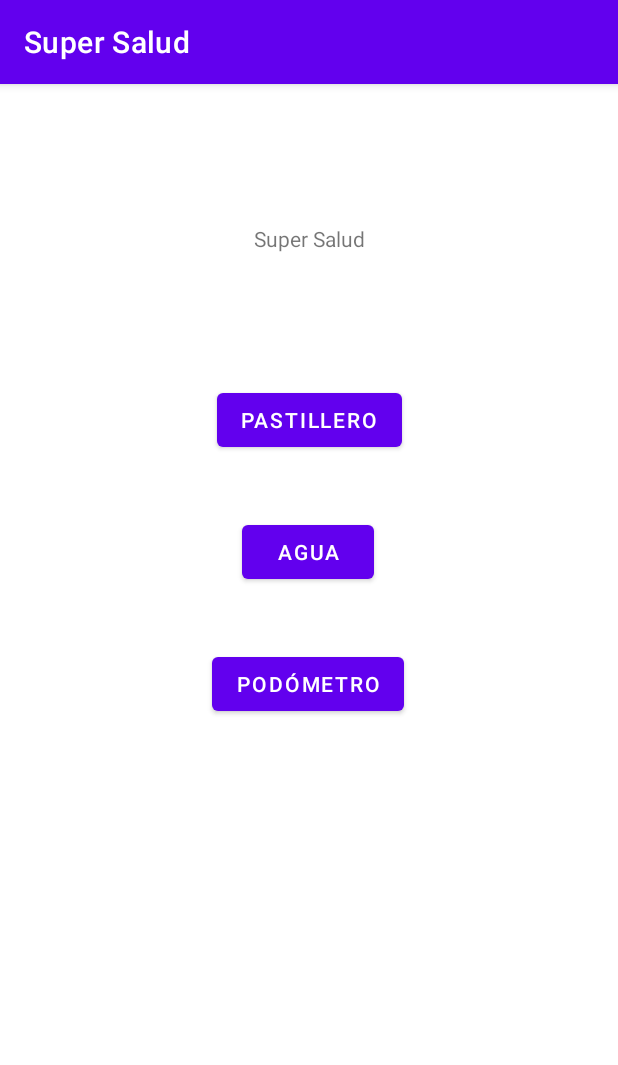
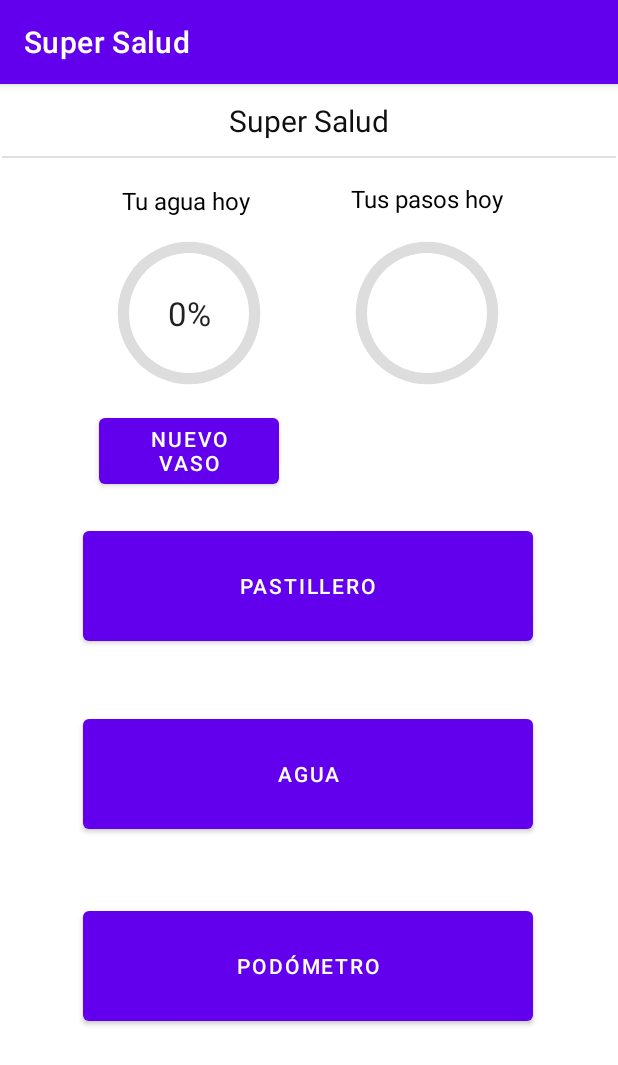
Before and after one commit to fatimm13/SuperSalud, an Android app: the screen it shows after launch (MainActivity), on a phone screen of 412 x 824 dp. Shown: the top 1065 px of the screen. Run offline under Robolectric (Android 15) with nearby library versions, the phone set to English and light mode, and no system bars.

Commit message:
Barras de progreso y nuevo SHA
La del agua fufa, la de los pasos not yet

```diff
--- a/app/src/main/java/com/app/supersalud/MainActivity.java
+++ b/app/src/main/java/com/app/supersalud/MainActivity.java
@@ -3,12 +3,34 @@ package com.app.supersalud;
 import androidx.appcompat.app.AppCompatActivity;
 
 import android.os.Bundle;
+import android.view.View;
+import android.widget.Button;
+import android.widget.ProgressBar;
+import android.widget.TextView;
+
+import org.w3c.dom.Text;
 
 public class MainActivity extends AppCompatActivity {
+    private int progr_water = 0;
 
     @Override
     protected void onCreate(Bundle savedInstanceState) {
         super.onCreate(savedInstanceState);
         setContentView(R.layout.activity_main);
+        updateProgressBar();
+
+    }
+
+    public void incrementProgr (View v){
+        if(progr_water<= 90) {
+            progr_water+=10;
+        }
+        updateProgressBar();
+    }
+    private void updateProgressBar(){
+        TextView txProg = (TextView) findViewById(R.id.text_progress_water);
+        ProgressBar progressBar = (ProgressBar) findViewById(R.id.progress_bar_water);
+        txProg.setText(progr_water+"%");
+        progressBar.setProgress(progr_water);
     }
 }
--- /dev/null
+++ b/app/src/main/res/drawable/circle_steps.xml
@@ -0,0 +1,23 @@
+<?xml version="1.0" encoding="utf-8"?>
+<layer-list xmlns:android="http://schemas.android.com/apk/res/android">
+    <item>
+        <shape
+            android:shape="ring"
+            android:thicknessRatio="16"
+            android:useLevel="false">
+            <solid android:color="#DDD"/>
+        </shape>
+    </item>
+    <item>
+        <rotate
+            android:fromDegrees="270"
+            android:toDegrees="270">
+            <shape
+                android:shape="ring"
+                android:thicknessRatio="16"
+                android:useLevel="true">
+                <solid android:color="#ffa500"/>
+            </shape>
+        </rotate>
+    </item>
+</layer-list>
--- /dev/null
+++ b/app/src/main/res/drawable/circle_water.xml
@@ -0,0 +1,23 @@
+<?xml version="1.0" encoding="utf-8"?>
+<layer-list xmlns:android="http://schemas.android.com/apk/res/android">
+    <item>
+        <shape
+            android:shape="ring"
+            android:thicknessRatio="16"
+            android:useLevel="false">
+            <solid android:color="#DDD"/>
+        </shape>
+    </item>
+    <item>
+        <rotate
+            android:fromDegrees="270"
+            android:toDegrees="270">
+            <shape
+                android:shape="ring"
+                android:thicknessRatio="16"
+                android:useLevel="true">
+                <solid android:color="@color/teal_200"/>
+            </shape>
+        </rotate>
+    </item>
+</layer-list>
--- a/app/src/main/res/layout/activity_main.xml
+++ b/app/src/main/res/layout/activity_main.xml
@@ -7,45 +7,148 @@
     tools:context=".MainActivity">
 
     <TextView
+        android:id="@+id/textView2"
         android:layout_width="wrap_content"
         android:layout_height="wrap_content"
         android:text="@string/app_name"
-        app:layout_constraintBottom_toBottomOf="parent"
+        android:textColor="#100E0E"
+        android:textSize="20sp"
+        app:layout_constraintBottom_toTopOf="@+id/divider"
         app:layout_constraintLeft_toLeftOf="parent"
         app:layout_constraintRight_toRightOf="parent"
-        app:layout_constraintTop_toTopOf="parent"
-        app:layout_constraintVertical_bias="0.125" />
+        app:layout_constraintTop_toTopOf="parent" />
+
+    <ProgressBar
+        android:id="@+id/progress_bar_water"
+        android:layout_width="120dp"
+        android:layout_height="120dp"
+        android:layout_marginTop="43dp"
+        android:indeterminateOnly="false"
+        android:progressDrawable="@drawable/circle_water"
+        app:layout_constraintEnd_toEndOf="parent"
+        app:layout_constraintHorizontal_bias="0.226"
+        app:layout_constraintStart_toStartOf="parent"
+        app:layout_constraintTop_toBottomOf="@+id/divider"
+        tools:progress="60" />
+
+    <TextView
+        android:id="@+id/text_progress_water"
+        android:layout_width="wrap_content"
+        android:layout_height="wrap_content"
+        android:textAppearance="@style/TextAppearance.AppCompat.Large"
+        app:layout_constraintBottom_toBottomOf="@+id/progress_bar_water"
+        app:layout_constraintEnd_toEndOf="@+id/progress_bar_water"
+        app:layout_constraintStart_toStartOf="@+id/progress_bar_water"
+        app:layout_constraintTop_toTopOf="@+id/progress_bar_water"
+        tools:text="60%" />
+
+
+    <Button
+        android:id="@+id/button_add_glass"
+        android:layout_width="120dp"
+        android:layout_height="56dp"
+        android:layout_marginTop="4dp"
+        android:onClick="incrementProgr"
+        android:text="@string/add_vaso"
+        app:layout_constraintEnd_toEndOf="parent"
+        app:layout_constraintHorizontal_bias="0.226"
+        app:layout_constraintStart_toStartOf="parent"
+        app:layout_constraintTop_toBottomOf="@+id/progress_bar_water" />
+
+    <ProgressBar
+        android:id="@+id/progress_bar_steps"
+        android:layout_width="120dp"
+        android:layout_height="120dp"
+        android:layout_marginTop="43dp"
+        android:layout_marginEnd="56dp"
+        android:indeterminateOnly="false"
+        android:progressDrawable="@drawable/circle_steps"
+        app:layout_constraintEnd_toEndOf="parent"
+        app:layout_constraintHorizontal_bias="0.775"
+        app:layout_constraintLeft_toLeftOf="parent"
+        app:layout_constraintStart_toEndOf="@+id/progress_bar_water"
+        app:layout_constraintTop_toBottomOf="@+id/divider"
+        tools:progress="60" />
+
+    <TextView
+        android:id="@+id/text_progress_steps"
+        android:layout_width="wrap_content"
+        android:layout_height="wrap_content"
+        android:textAppearance="@style/TextAppearance.AppCompat.Large"
+        app:layout_constraintBottom_toBottomOf="@+id/progress_bar_steps"
+        app:layout_constraintEnd_toEndOf="@+id/progress_bar_steps"
+        app:layout_constraintStart_toStartOf="@+id/progress_bar_steps"
+        app:layout_constraintTop_toTopOf="@+id/progress_bar_steps"
+        tools:text="60%" />
 
     <Button
         android:id="@+id/button"
-        android:layout_width="wrap_content"
-        android:layout_height="wrap_content"
-        android:layout_marginTop="200dp"
+        android:layout_width="300dp"
+        android:layout_height="85dp"
+        android:layout_marginTop="292dp"
         android:text="@string/pastillero"
         app:layout_constraintEnd_toEndOf="parent"
+        app:layout_constraintHorizontal_bias="0.495"
         app:layout_constraintStart_toStartOf="parent"
         app:layout_constraintTop_toTopOf="parent" />
 
     <Button
         android:id="@+id/button2"
-        android:layout_width="wrap_content"
-        android:layout_height="wrap_content"
+        android:layout_width="300dp"
+        android:layout_height="85dp"
         android:layout_marginTop="40dp"
-        android:text="@string/agua"
+        android:text="@string/agua_menu"
         app:layout_constraintEnd_toEndOf="parent"
-        app:layout_constraintHorizontal_bias="0.498"
+        app:layout_constraintHorizontal_bias="0.495"
         app:layout_constraintStart_toStartOf="parent"
         app:layout_constraintTop_toBottomOf="@+id/button" />
 
     <Button
         android:id="@+id/button3"
+        android:layout_width="300dp"
+        android:layout_height="85dp"
+        android:layout_marginTop="40dp"
+        android:text="@string/podometro"
+        app:layout_constraintBottom_toBottomOf="parent"
+        app:layout_constraintEnd_toEndOf="parent"
+        app:layout_constraintHorizontal_bias="0.495"
+        app:layout_constraintStart_toStartOf="parent"
+        app:layout_constraintTop_toBottomOf="@+id/button2"
+        app:layout_constraintVertical_bias="0.02" />
+
+    <View
+        android:id="@+id/divider"
+        android:layout_width="409dp"
+        android:layout_height="1dp"
+        android:layout_marginTop="48dp"
+        android:background="?android:attr/listDivider"
+        app:layout_constraintEnd_toEndOf="parent"
+        app:layout_constraintStart_toStartOf="parent"
+        app:layout_constraintTop_toTopOf="parent" />
+
+    <TextView
+        android:id="@+id/textView8"
         android:layout_width="wrap_content"
         android:layout_height="wrap_content"
-        android:layout_marginTop="40dp"
-        android:text="@string/podometro"
-        app:layout_constraintEnd_toEndOf="parent"
-        app:layout_constraintHorizontal_bias="0.498"
-        app:layout_constraintStart_toStartOf="parent"
-        app:layout_constraintTop_toBottomOf="@+id/button2" />
+        android:layout_marginBottom="5dp"
+        android:text="@string/steps"
+        android:textColor="#000000"
+        android:textSize="16sp"
+        app:layout_constraintBottom_toTopOf="@+id/progress_bar_steps"
+        app:layout_constraintEnd_toEndOf="@+id/progress_bar_steps"
+        app:layout_constraintStart_toStartOf="@+id/progress_bar_steps" />
+
+    <TextView
+        android:id="@+id/textView9"
+        android:layout_width="wrap_content"
+        android:layout_height="wrap_content"
+        android:layout_marginBottom="4dp"
+        android:text="@string/agua"
+        android:textColor="#000000"
+        android:textSize="16sp"
+        app:layout_constraintBottom_toTopOf="@+id/progress_bar_water"
+        app:layout_constraintEnd_toEndOf="@+id/progress_bar_water"
+        app:layout_constraintHorizontal_bias="0.451"
+        app:layout_constraintStart_toStartOf="@+id/progress_bar_water" />
 
 </androidx.constraintlayout.widget.ConstraintLayout>
--- a/app/src/main/res/values/strings.xml
+++ b/app/src/main/res/values/strings.xml
@@ -3,8 +3,11 @@
     <string name="pastillero">Pastillero</string>
     <string name="title_activity_pastillero">Pastillero</string>
     <string name="desc_pastillero">Listado de medicacion</string>
-    <string name="agua">Agua</string>
+    <string name="agua">Tu agua hoy</string>
     <string name="podometro">Podómetro</string>
+    <string name="agua_menu">Agua</string>
+    <string name="steps">Tus pasos hoy</string>
+    <string name="add_vaso">Nuevo vaso</string>
 
     <string name="name_medication">Nombre medicación: </string>
     <string name="time_medication">Tiempo entre dosis:</string>
```
Also changed, not shown: 1 other file.
